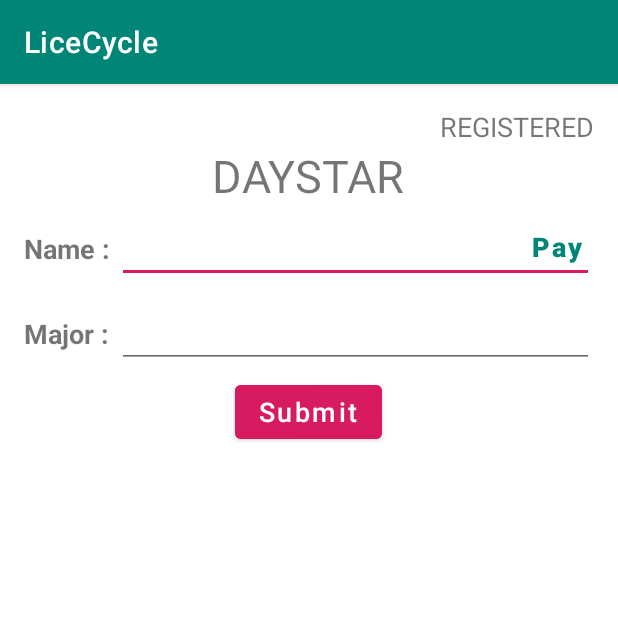
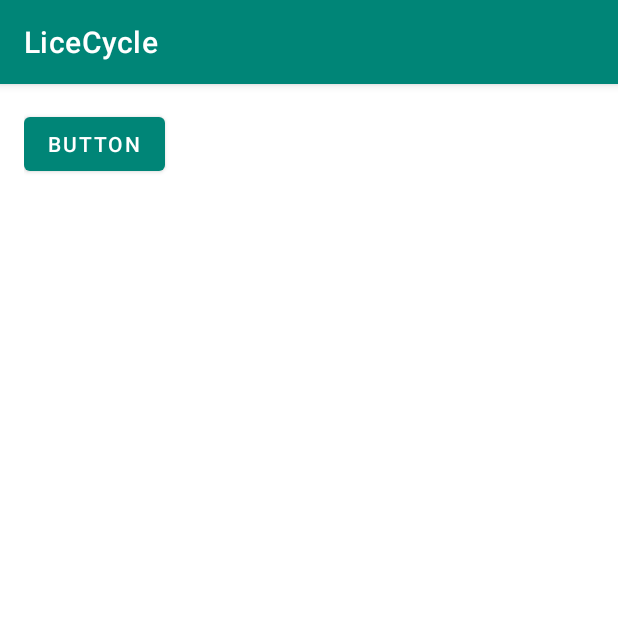
Before and after one commit to angwandi/LicecycleACS314, an Android app: the screen it shows after launch (MainActivity), on a phone screen of 412 x 824 dp, the top half of it. Run offline under Robolectric (Android 15) with nearby library versions, the phone set to English and light mode, and no system bars.

```diff
--- a/app/src/main/java/com/example/licecycle/MainActivity.java
+++ b/app/src/main/java/com/example/licecycle/MainActivity.java
@@ -2,17 +2,51 @@ package com.example.licecycle;
 
 import android.content.Context;
 import android.os.Bundle;
+import android.view.MotionEvent;
+import android.view.View;
+import android.view.ViewGroup;
+import android.view.animation.BounceInterpolator;
+import android.widget.RelativeLayout;
 import android.widget.Toast;
 
 import androidx.appcompat.app.AppCompatActivity;
+import androidx.transition.ChangeBounds;
+import androidx.transition.Transition;
+import androidx.transition.TransitionManager;
 
 public class MainActivity extends AppCompatActivity {
     private Context context;
     private int duration = Toast.LENGTH_SHORT;
+    ViewGroup myLayout;
 
     @Override
     protected void onCreate(Bundle savedInstanceState) {
         super.onCreate(savedInstanceState);
         setContentView(R.layout.activity_main);
+        myLayout = findViewById(R.id.myScreen1);
+        myLayout.setOnTouchListener(new RelativeLayout.OnTouchListener() {
+            @Override
+            public boolean onTouch(View view, MotionEvent motionEvent) {
+                handleTouch();
+                return true;
+            }
+        });
+    }
+
+    private void handleTouch() {
+        View view = findViewById(R.id.button);
+        Transition changeBounds = new ChangeBounds();
+        changeBounds.setDuration(3000);
+        changeBounds.setInterpolator(new BounceInterpolator());
+        TransitionManager.beginDelayedTransition(myLayout, changeBounds);
+        RelativeLayout.LayoutParams params = new RelativeLayout.LayoutParams(RelativeLayout.LayoutParams.WRAP_CONTENT,
+                RelativeLayout.LayoutParams.WRAP_CONTENT);
+        params.addRule(RelativeLayout.ALIGN_PARENT_RIGHT, RelativeLayout.TRUE);
+        params.addRule(RelativeLayout.ALIGN_PARENT_BOTTOM, RelativeLayout.TRUE);
+        view.setLayoutParams(params);
+        ViewGroup.LayoutParams layoutParams = view.getLayoutParams();
+        layoutParams.width = 500;
+        layoutParams.height = 350;
+        view.setLayoutParams(layoutParams);
     }
 }
--- a/app/src/main/res/layout/activity_main.xml
+++ b/app/src/main/res/layout/activity_main.xml
@@ -7,92 +7,10 @@
     android:padding="16dp"
     tools:context=".MainActivity">
 
-    <TextView
-        android:id="@+id/register"
+
+    <Button
+        android:id="@+id/button"
         android:layout_width="wrap_content"
         android:layout_height="wrap_content"
-        android:layout_alignParentTop="true"
-        android:layout_alignParentEnd="true"
-        android:text="REGISTERED"
-        android:textSize="18sp" />
-
-    <TextView
-        android:id="@+id/daystar"
-        android:layout_width="wrap_content"
-        android:layout_height="wrap_content"
-        android:layout_below="@+id/register"
-        android:layout_centerInParent="true"
-        android:layout_marginBottom="16dp"
-        android:text="DAYSTAR"
-        android:textSize="30sp" />
-
-    <TextView
-        android:id="@+id/nameTxt"
-        android:layout_width="wrap_content"
-        android:layout_height="wrap_content"
-        android:layout_below="@id/daystar"
-        android:layout_marginBottom="16dp"
-        android:text="Name : "
-        android:textSize="18sp"
-        android:textStyle="bold" />
-
-    <TextView
-        android:id="@+id/majorTxt"
-        android:layout_width="wrap_content"
-        android:layout_height="wrap_content"
-        android:layout_below="@id/nameTxt"
-        android:layout_marginTop="16dp"
-        android:text="Major : "
-        android:textSize="18sp"
-        android:textStyle="bold" />
-
-    <com.google.android.material.button.MaterialButton
-        android:id="@+id/btnSubmit"
-        android:layout_width="wrap_content"
-        android:layout_height="wrap_content"
-        android:layout_below="@id/majorTxt"
-        android:layout_centerInParent="true"
-        android:layout_marginTop="16dp"
-        android:backgroundTint="@color/colorAccent"
-        android:text="Submit"
-        android:textAllCaps="false"
-        android:textColor="@color/white"
-        android:textSize="18sp" />
-
-    <EditText
-        android:id="@+id/nameEdtx"
-        android:layout_width="match_parent"
-        android:layout_height="wrap_content"
-        android:layout_alignBaseline="@+id/nameTxt"
-        android:layout_toEndOf="@+id/nameTxt"
-        android:autofillHints="@string/app_name"
-        android:ellipsize="end"
-        android:inputType="text"
-        android:maxLines="1"
-        tools:ignore="LabelFor,UnusedAttribute" />
-
-    <EditText
-        android:id="@+id/majorEdtx"
-        android:layout_width="match_parent"
-        android:layout_height="wrap_content"
-        android:layout_alignBaseline="@+id/majorTxt"
-        android:layout_toEndOf="@+id/nameTxt"
-        android:autofillHints="@string/app_name"
-        android:ellipsize="end"
-        android:inputType="textCapSentences"
-        android:maxLines="1"
-        tools:ignore="LabelFor,UnusedAttribute" />
-
-    <com.google.android.material.button.MaterialButton
-        android:id="@+id/btn"
-        style="@style/Widget.MaterialComponents.Button.TextButton"
-        android:layout_width="55dp"
-        android:layout_height="45dp"
-        android:layout_alignBaseline="@id/nameEdtx"
-        android:layout_alignParentEnd="true"
-        android:text="Pay"
-        android:textAlignment="textEnd"
-        android:textAllCaps="false"
-        android:textSize="18sp"
-        android:textStyle="bold" />
+        android:text="Button" />
 </RelativeLayout>
```
